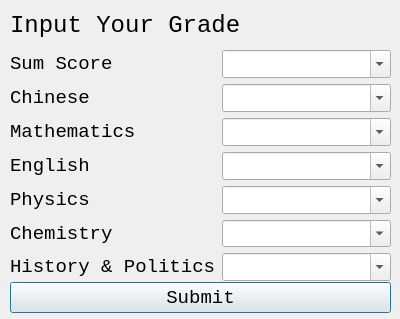
Hangba/NNSE-Information, file grade_input.ui: the form before one commit.
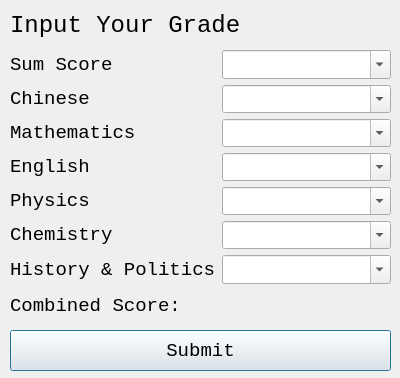
The form after the commit.

The edit to the form file:
```diff
--- a/grade_input.ui
+++ b/grade_input.ui
@@ -10,7 +10,7 @@
     <x>0</x>
     <y>0</y>
     <width>400</width>
-    <height>319</height>
+    <height>378</height>
    </rect>
   </property>
   <property name="font">
@@ -45,9 +45,9 @@
    <property name="geometry">
     <rect>
      <x>10</x>
-     <y>282</y>
+     <y>330</y>
      <width>381</width>
-     <height>31</height>
+     <height>41</height>
     </rect>
    </property>
    <property name="text">
@@ -60,7 +60,7 @@
      <x>10</x>
      <y>50</y>
      <width>381</width>
-     <height>231</height>
+     <height>234</height>
     </rect>
    </property>
    <layout class="QGridLayout" name="gridLayout">
@@ -164,6 +164,19 @@
     </item>
    </layout>
   </widget>
+  <widget class="QLabel" name="combinedscore_display">
+   <property name="geometry">
+    <rect>
+     <x>10</x>
+     <y>290</y>
+     <width>381</width>
+     <height>31</height>
+    </rect>
+   </property>
+   <property name="text">
+    <string>Combined Score:</string>
+   </property>
+  </widget>
  </widget>
  <resources/>
  <connections/>
```
